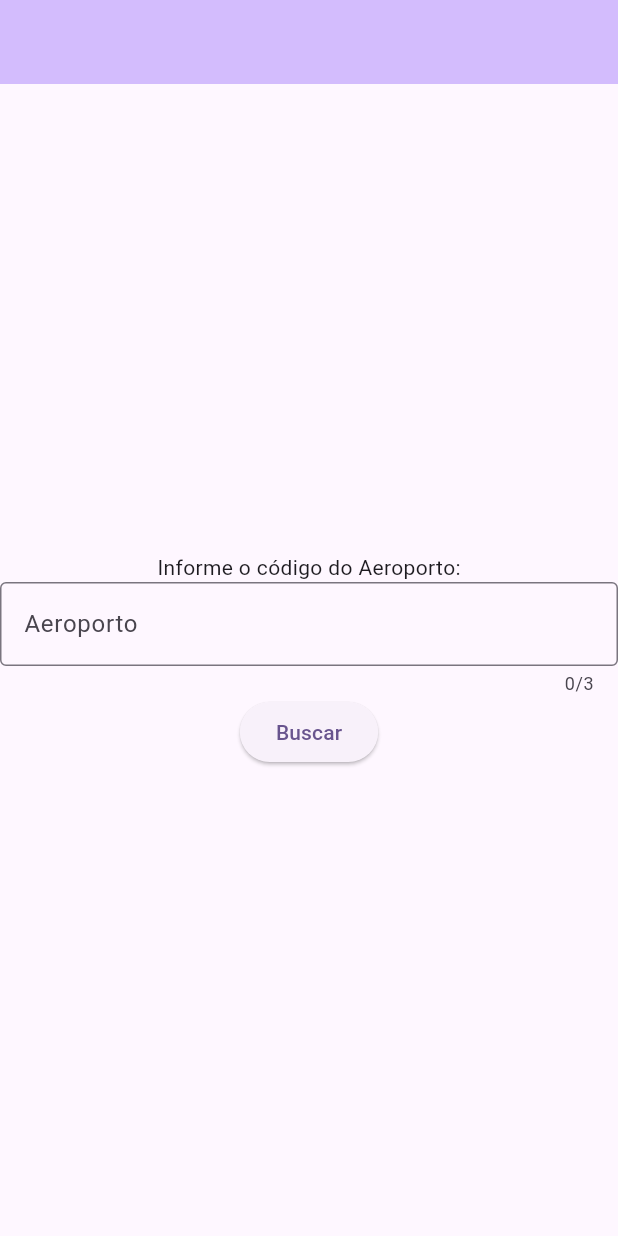
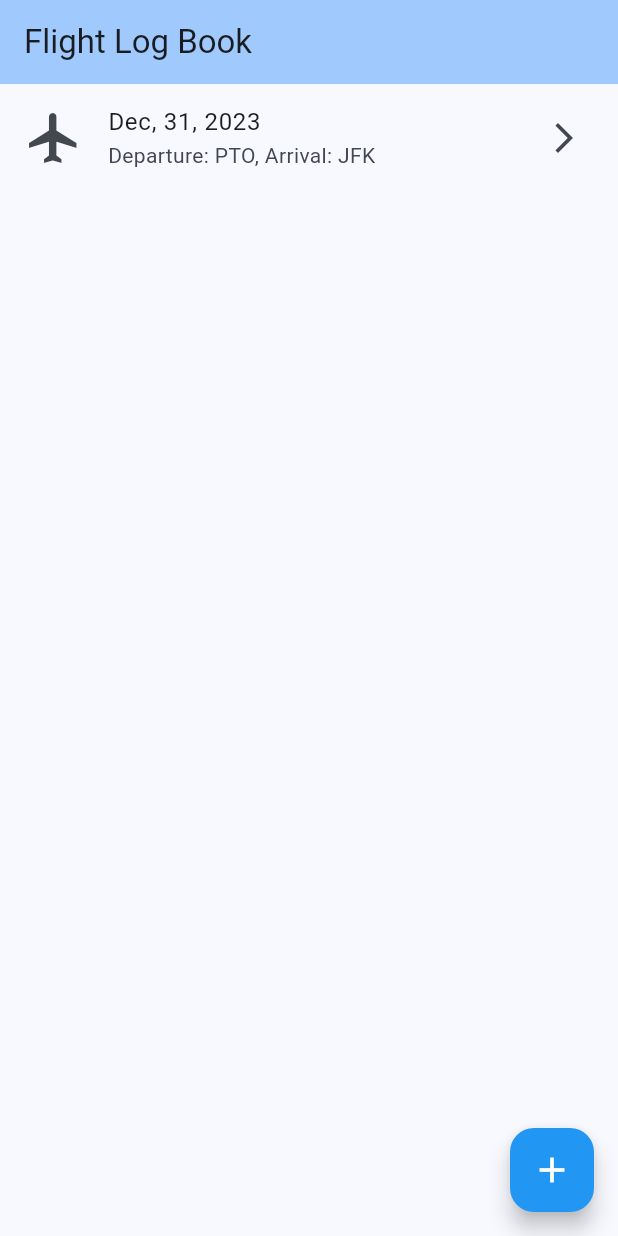
Before and after one commit to cezarmezzalira/fligth_log_book, a Flutter app: the screen it shows after launch, on a phone screen of 412 x 824 dp. Run offline on Flutter 3.47's test engine with Material 3 defaults, Android fonts, the light colour scheme and no system bars; our stand-ins replace dio, drift, drift_flutter, retrofit; accounts and stored records are empty; generated files the repository leaves out were written again.

Commit message:
feat: home screen

```diff
--- a/lib/main.dart
+++ b/lib/main.dart
@@ -1,6 +1,5 @@
-import 'package:fligth_log_book/remote/rest_client.dart';
+import 'package:fligth_log_book/pages/home_page.dart';
 import 'package:flutter/material.dart';
-import 'package:dio/dio.dart';
 
 void main() {
   runApp(const App());
@@ -13,54 +12,12 @@
   @override
   Widget build(BuildContext context) {
     return MaterialApp(
-      title: 'Flutter Demo',
+      title: 'Flight Log Book',
       theme: ThemeData(
-        colorScheme: ColorScheme.fromSeed(seedColor: Colors.deepPurple),
+        colorScheme: ColorScheme.fromSeed(seedColor: Colors.blue),
         useMaterial3: true,
       ),
       home: HomePage(),
     );
   }
 }
-
-class HomePage extends StatelessWidget {
-  HomePage({super.key});
-
-  final TextEditingController _iataTextController = TextEditingController();
-  final AirportRestClient _restClient = AirportRestClient(Dio());
-
-  @override
-  Widget build(BuildContext context) {
-    return Scaffold(
-      appBar: AppBar(
-        backgroundColor: Theme.of(context).colorScheme.inversePrimary,
-      ),
-      body: Center(
-        child: Column(
-          mainAxisAlignment: MainAxisAlignment.center,
-          children: <Widget>[
-            Text(
-              'Informe o código do Aeroporto:',
-            ),
-            TextField(
-              controller: _iataTextController,
-              maxLength: 3,
-              decoration: InputDecoration(
-                border: OutlineInputBorder(),
-                labelText: 'Aeroporto',
-              ),
-            ),
-            ElevatedButton(
-                onPressed: () {
-                  _restClient
-                      .getAirport(_iataTextController.text)
-                      .then((result) => print(result.name))
-                      .catchError((obj) => print(obj));
-                },
-                child: Text('Buscar')),
-          ],
-        ),
-      ),
-    );
-  }
-}
--- /dev/null
+++ b/lib/pages/home_page.dart
@@ -0,0 +1,36 @@
+import 'package:flutter/material.dart';
+
+class HomePage extends StatelessWidget {
+  HomePage({super.key});
+
+  @override
+  Widget build(BuildContext context) {
+    return Scaffold(
+      appBar: AppBar(
+        title: const Text('Flight Log Book'),
+        backgroundColor: Theme.of(context).colorScheme.inversePrimary,
+      ),
+      body: Center(
+        child: ListView(
+          children: <Widget>[
+            ListTile(
+                leading: const Icon(
+                  Icons.flight,
+                  size: 40,
+                ),
+                title: const Text('Dec, 31, 2023'),
+                subtitle: const Text('Departure: PTO, Arrival: JFK'),
+                trailing: const Icon(Icons.arrow_forward_ios),
+                onTap: () {}),
+          ],
+        ),
+      ),
+      floatingActionButton: FloatingActionButton(
+        backgroundColor: Colors.blue,
+        tooltip: 'Increment',
+        onPressed: () {},
+        child: const Icon(Icons.add, color: Colors.white, size: 28),
+      ),
+    );
+  }
+}
--- a/pubspec.yaml
+++ b/pubspec.yaml
@@ -39,6 +39,8 @@ dependencies:
   retrofit: ^4.4.0
   logger: ^2.4.0  # for logging purpose
   json_annotation: ^4.9.0
+  drift: ^2.22.1
+  drift_flutter: ^0.1.0
 
 dev_dependencies:
   flutter_test:
@@ -52,9 +54,9 @@ dev_dependencies:
   flutter_lints: ^4.0.0
 
   retrofit_generator: '>=8.0.0 <10.0.0' # for Dart 3.3 use ^9.0.0
-  build_runner: ^2.3.3
   json_serializable: ^6.8.0
-
+  drift_dev: ^2.22.0
+  build_runner: ^2.4.13
 
 # For information on the generic Dart part of this file, see the
 # following page: https://dart.dev/tools/pub/pubspec
```
Also changed, not shown: lib/database/database.dart (added, +17 -0 lines), lib/database/tables/log_data.dart (added, +15 -0 lines), lib/database/database.g.dart (added), lib/remote/rest_client.g.dart, pubspec.lock, 4 other files.
